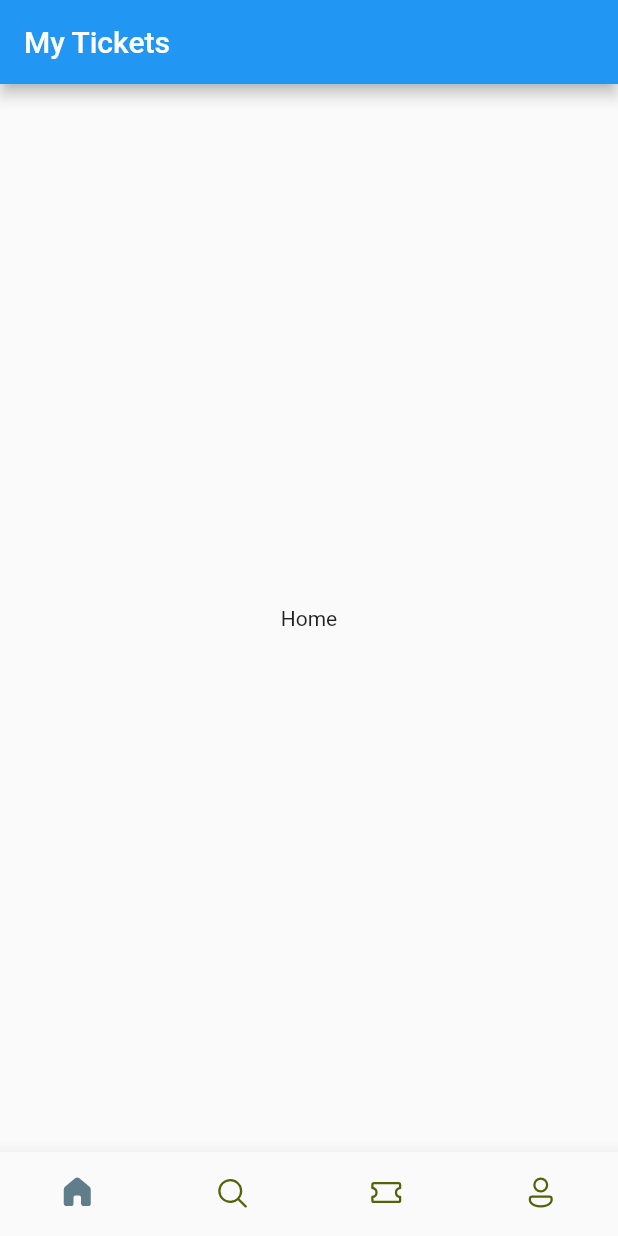
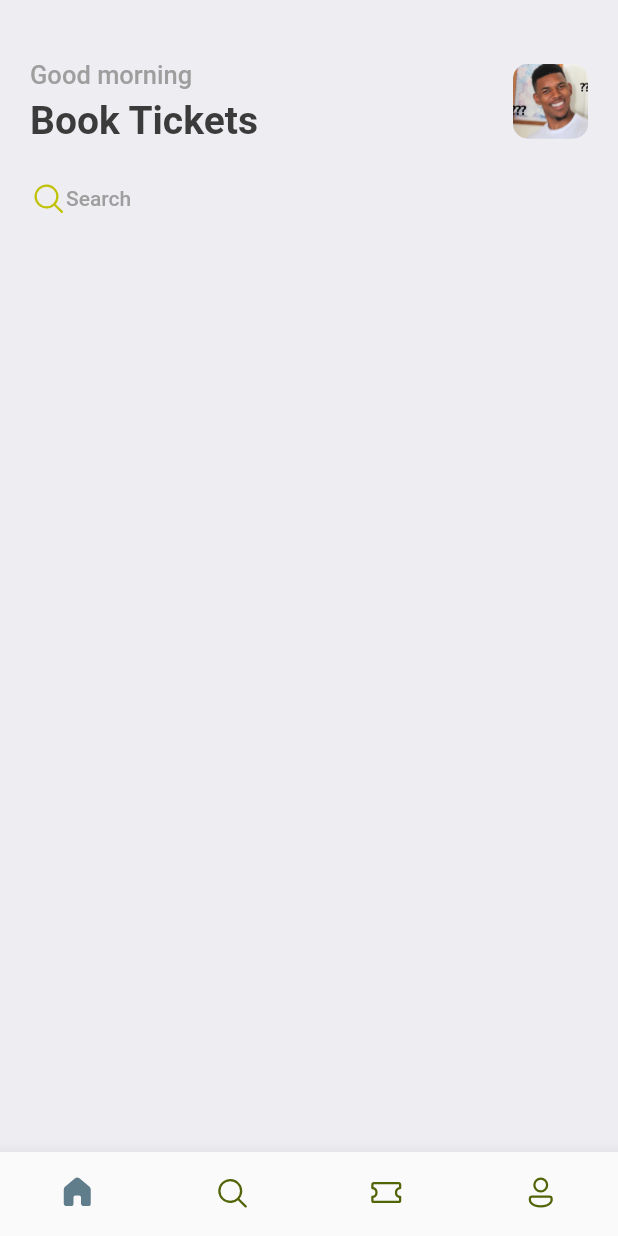
Before and after one commit to omitoful/book_tickets, a Flutter app: the screen it shows after launch, on a phone screen of 412 x 824 dp. Run offline on Flutter 3.47's test engine with Material 2 defaults, Android fonts, the phone set to English and light mode, and no system bars; our stand-ins replace fluentui_icons, gap.

Commit message:
setup utils & home header

```diff
--- a/lib/main.dart
+++ b/lib/main.dart
@@ -1,4 +1,5 @@
 import 'package:booktickets/screens/bottom_bar.dart';
+import 'package:booktickets/utils/app_styles.dart';
 import 'package:flutter/material.dart';
 
 void main() {
@@ -12,10 +13,10 @@ class MyApp extends StatelessWidget {
   @override
   Widget build(BuildContext context) {
     return MaterialApp(
+      debugShowCheckedModeBanner: false,
       title: 'Flutter Demo',
       theme: ThemeData(
-
-        primarySwatch: Colors.blue,
+        primaryColor: primary,
       ),
       home: const BottomBar(),
     );
--- a/lib/screens/bottom_bar.dart
+++ b/lib/screens/bottom_bar.dart
@@ -1,3 +1,4 @@
+import 'package:booktickets/screens/home_screen.dart';
 import 'package:fluentui_icons/fluentui_icons.dart';
 import 'package:flutter/material.dart';
 
@@ -10,7 +11,7 @@ class BottomBar extends StatefulWidget {
 class _BottomBarState extends State<BottomBar> {
   int _selectedIndex = 0;
   static final List<Widget>_widgetOptions = <Widget>[
-    const Text("Home"),
+    HomeScreen(),
     const Text("Search"),
     const Text("Tickets"),
     const Text("Profile")
@@ -25,9 +26,6 @@ class _BottomBarState extends State<BottomBar> {
   @override
   Widget build(BuildContext context) {
     return Scaffold(
-      appBar: AppBar(
-        title: const Text("My Tickets"),
-      ),
       body: Center(
         child: _widgetOptions[_selectedIndex],
       ),
--- /dev/null
+++ b/lib/screens/home_screen.dart
@@ -0,0 +1,65 @@
+import 'package:booktickets/utils/app_styles.dart';
+import 'package:fluentui_icons/fluentui_icons.dart';
+import 'package:flutter/cupertino.dart';
+import 'package:flutter/material.dart';
+import 'package:gap/gap.dart';
+
+class HomeScreen extends StatefulWidget {
+  const HomeScreen({Key? key}) : super(key: key);
+
+  @override
+  State<HomeScreen> createState() => _HomeScreenState();
+}
+
+class _HomeScreenState extends State<HomeScreen> {
+  @override
+  Widget build(BuildContext context) {
+    return Scaffold(
+      backgroundColor: Styles.bgColor,
+      body: ListView(
+        children: [
+          Container(
+            /// padding: EdgeInsets.only(left: 20, right: 20) -> same as down below
+            padding: const EdgeInsets.symmetric(horizontal: 20),
+            child: Column(
+              children: [
+                const Gap(40),
+                Row(
+                  mainAxisAlignment: MainAxisAlignment.spaceBetween,
+                  children: [
+                    Column(
+                      crossAxisAlignment: CrossAxisAlignment.start,
+                      children: [
+                        Text("Good morning", style: Styles.headLineStyle3),
+                        const Gap(5),
+                        Text("Book Tickets", style: Styles.headLineStyle1),
+                      ],
+                    ),
+                    Container(
+                      height: 50,
+                      width: 50,
+                      decoration: BoxDecoration(
+                        borderRadius: BorderRadius.circular(10),
+                        image: const DecorationImage(
+                            fit: BoxFit.fitHeight,
+                            image: AssetImage("assets/img_1.png")
+                        )
+                      ),
+                    )
+                  ],
+                ),
+                const Gap(25),
+                Row(
+                  children: [
+                    const Icon(FluentSystemIcons.ic_fluent_search_regular, color: Color(0xFFBFC205)),
+                    Text("Search", style: Styles.headLineStyle4)
+                  ],
+                )
+              ],
+            ),
+          )
+        ],
+      ),
+    );
+  }
+}
--- /dev/null
+++ b/lib/utils/app_styles.dart
@@ -0,0 +1,14 @@
+import 'package:flutter/material.dart';
+
+Color primary = const Color(0xFF687daf);
+class Styles {
+  static Color primaryColor = primary;
+  static Color textColor = const Color(0xFF3b3b3b);
+  static Color bgColor = const Color(0xFFeeedf2);
+  static Color orangeColor = const Color(0xFF526799);
+  static TextStyle textStyle = TextStyle(fontSize: 16, color: textColor, fontWeight: FontWeight.w500);
+  static TextStyle headLineStyle1 = TextStyle(fontSize: 26, color: textColor, fontWeight: FontWeight.bold);
+  static TextStyle headLineStyle2 = TextStyle(fontSize: 21, color: textColor, fontWeight: FontWeight.bold);
+  static TextStyle headLineStyle3 = TextStyle(fontSize: 17, color: Colors.grey.shade500, fontWeight: FontWeight.w500);
+  static TextStyle headLineStyle4 = TextStyle(fontSize: 14, color: Colors.grey.shade500, fontWeight: FontWeight.w500);
+}
--- a/pubspec.yaml
+++ b/pubspec.yaml
@@ -35,6 +35,7 @@ dependencies:
   # Use with the CupertinoIcons class for iOS style icons.
   cupertino_icons: ^1.0.2
   fluentui_icons: ^1.0.0
+  gap: ^2.0.0
 
 dev_dependencies:
   flutter_test:
@@ -59,8 +60,8 @@ flutter:
   uses-material-design: true
 
   # To add assets to your application, add an assets section, like this:
-  # assets:
-  #   - images/a_dot_burr.jpeg
+  assets:
+    - assets/
   #   - images/a_dot_ham.jpeg
 
   # An image asset can refer to one or more resolution-specific "variants", see
```
Also changed, not shown: assets/img_1.png (added), pubspec.lock.
